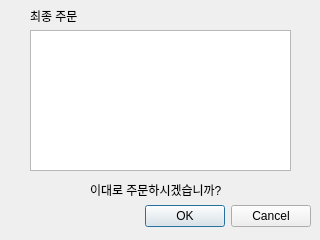
Qt form Kiosk_final.ui (HaesungAhn0205/Kiosk_PyQt5) before a commit.
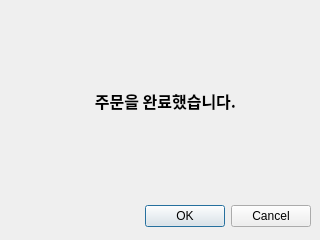
The same form after that commit.

Commit message: 롤백, 두번째창은 주문완료 텍스트만

Patch:
```diff
--- a/Kiosk_final.ui
+++ b/Kiosk_final.ui
@@ -32,40 +32,28 @@
     <set>QDialogButtonBox::Cancel|QDialogButtonBox::Ok</set>
    </property>
   </widget>
-  <widget class="QListWidget" name="second_OrderList">
+  <widget class="QLabel" name="order_complete_label">
    <property name="geometry">
     <rect>
-     <x>30</x>
-     <y>30</y>
-     <width>261</width>
-     <height>141</height>
+     <x>60</x>
+     <y>60</y>
+     <width>211</width>
+     <height>81</height>
     </rect>
    </property>
-  </widget>
-  <widget class="QLabel" name="label">
-   <property name="geometry">
-    <rect>
-     <x>90</x>
-     <y>180</y>
-     <width>151</width>
-     <height>20</height>
-    </rect>
+   <property name="font">
+    <font>
+     <family>함초롬돋움</family>
+     <pointsize>12</pointsize>
+     <weight>75</weight>
+     <bold>true</bold>
+    </font>
    </property>
    <property name="text">
-    <string>이대로 주문하시겠습니까?</string>
+    <string>주문을 완료했습니다.</string>
    </property>
-  </widget>
-  <widget class="QLabel" name="label_2">
-   <property name="geometry">
-    <rect>
-     <x>30</x>
-     <y>10</y>
-     <width>56</width>
-     <height>12</height>
-    </rect>
-   </property>
-   <property name="text">
-    <string>최종 주문</string>
+   <property name="alignment">
+    <set>Qt::AlignCenter</set>
    </property>
   </widget>
  </widget>
```
